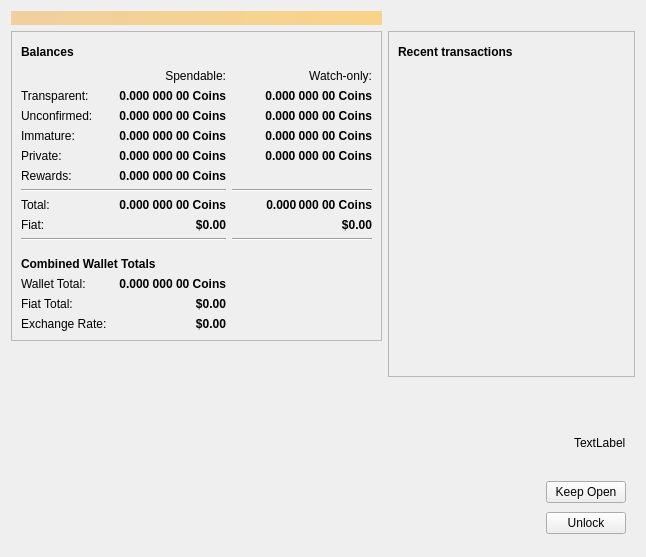
The window that src/qt/forms/overviewpage.ui (PirateNetwork/pirate) describes before a commit, drawn with Qt 5.
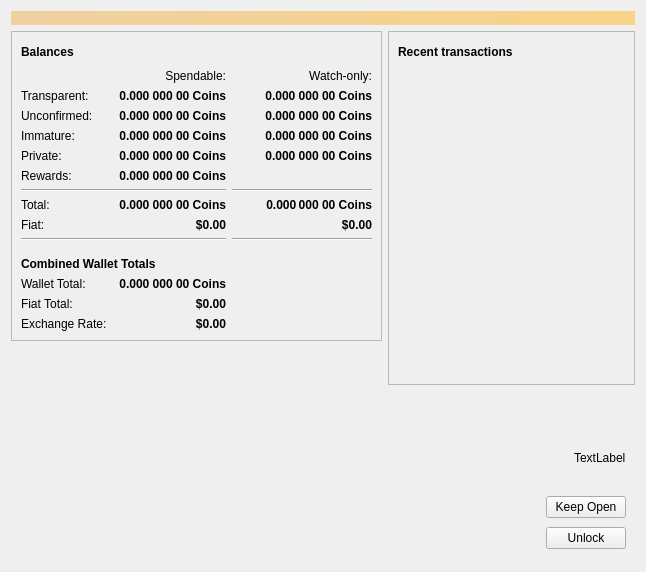
The same window after the commit. Icons and pictures are not drawn.

Commit message: Move paymentserver initialisation to occur after PirateOceanGUI to be able to use the configuration data. If in offline mode, ignore paymentserver. GUI: Clean up the overview page

```diff
--- a/src/qt/forms/overviewpage.ui
+++ b/src/qt/forms/overviewpage.ui
@@ -7,14 +7,14 @@
     <x>0</x>
     <y>0</y>
     <width>646</width>
-    <height>557</height>
+    <height>572</height>
    </rect>
   </property>
   <property name="windowTitle">
    <string>Form</string>
   </property>
   <layout class="QGridLayout" name="gridLayout_3">
-   <item row="0" column="0">
+   <item row="0" column="0" colspan="2">
     <widget class="QLabel" name="labelAlerts">
      <property name="visible">
       <bool>true</bool>
@@ -22,6 +22,9 @@
      <property name="styleSheet">
       <string notr="true">QLabel { background-color: qlineargradient(x1: 0, y1: 0, x2: 1, y2: 0, stop:0 #F0D0A0, stop:1 #F8D488); color:#000000; }</string>
      </property>
+     <property name="alignment">
+      <set>Qt::AlignCenter</set>
+     </property>
      <property name="wordWrap">
       <bool>true</bool>
      </property>
```
The commit also changes 5 other files.
